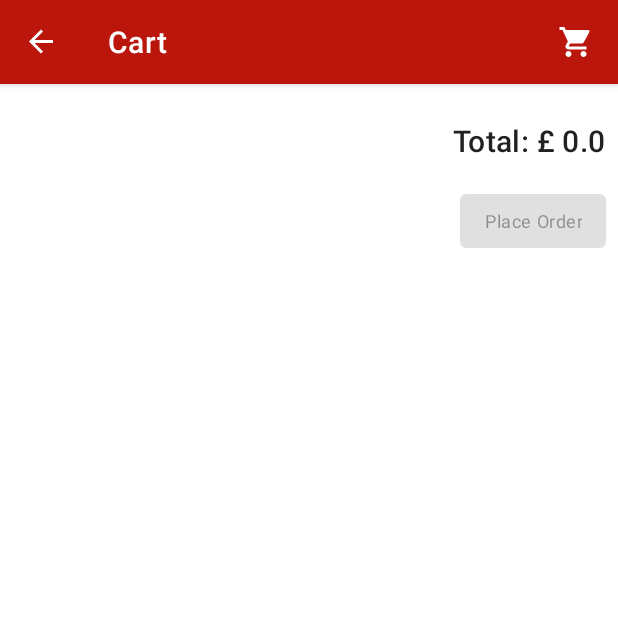
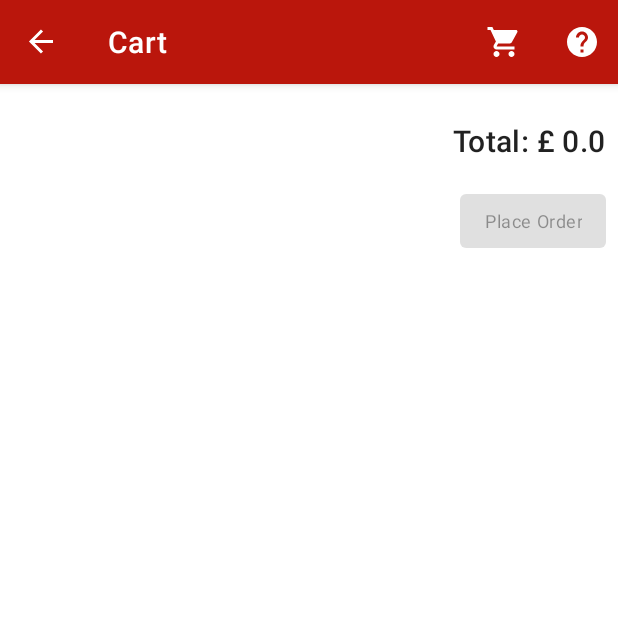
Before and after one commit to CurtisAbel/GoldenShoeAndroidApp, an Android app: the CartFragment screen opened through its navigation route, on a phone screen of 412 x 824 dp, the top half of it. Run offline under Robolectric (Android 15) with nearby library versions, the phone set to English and light mode, and no system bars; our stand-ins replace navigation-ui; pictures from the network do not load; 5 statements that could not run were skipped.

Commit message:
added help fragment

```diff
--- a/app/src/main/java/com/project/goldenshoe/views/HomeActivity.java
+++ b/app/src/main/java/com/project/goldenshoe/views/HomeActivity.java
@@ -75,10 +75,12 @@ public class HomeActivity extends AppCompatActivity {
         return super.onSupportNavigateUp();
     }
 
-    //displays cart and badge of number of items in cart in actionBar of app
+    //navigation buttons and functions
     @Override
     public boolean onCreateOptionsMenu(Menu menu) {
+        //inflating cart and help icon on navigation
         getMenuInflater().inflate(R.menu.home_menu, menu);
+
 
 
         MenuItem menuItem = menu.findItem(R.id.cartFragment);
--- /dev/null
+++ b/app/src/main/res/drawable/ic_baseline_help_24.xml
@@ -0,0 +1,5 @@
+<vector android:height="24dp" android:tint="#FFFFFF"
+    android:viewportHeight="24" android:viewportWidth="24"
+    android:width="24dp" xmlns:android="http://schemas.android.com/apk/res/android">
+    <path android:fillColor="@android:color/white" android:pathData="M12,2C6.48,2 2,6.48 2,12s4.48,10 10,10 10,-4.48 10,-10S17.52,2 12,2zM13,19h-2v-2h2v2zM15.07,11.25l-0.9,0.92C13.45,12.9 13,13.5 13,15h-2v-0.5c0,-1.1 0.45,-2.1 1.17,-2.83l1.24,-1.26c0.37,-0.36 0.59,-0.86 0.59,-1.41 0,-1.1 -0.9,-2 -2,-2s-2,0.9 -2,2L8,9c0,-2.21 1.79,-4 4,-4s4,1.79 4,4c0,0.88 -0.36,1.68 -0.93,2.25z"/>
+</vector>
--- a/app/src/main/res/layout/fragment_cart.xml
+++ b/app/src/main/res/layout/fragment_cart.xml
@@ -3,27 +3,26 @@
     xmlns:app="http://schemas.android.com/apk/res-auto"
     xmlns:tools="http://schemas.android.com/tools"
     android:layout_width="match_parent"
-    android:layout_height="match_parent"
-   >
+    android:layout_height="match_parent">
 
     <LinearLayout
-        android:orientation="vertical"
-        tools:context=".views.CartFragment"
         android:layout_width="match_parent"
         android:layout_height="wrap_content"
->
+        android:orientation="vertical"
+        tools:context=".views.CartFragment">
+
         <androidx.recyclerview.widget.RecyclerView
             android:id="@+id/cartRecyclerView"
             android:layout_width="match_parent"
             android:layout_height="wrap_content"
             app:layoutManager="androidx.recyclerview.widget.LinearLayoutManager"
-            tools:listitem="@layout/cart_row"
             tools:itemCount="2"
-            />
+            tools:listitem="@layout/cart_row" />
 
         <Space
             android:layout_width="match_parent"
             android:layout_height="16dp" />
+
 
         <TextView
             android:id="@+id/orderTotalTextView"
@@ -32,8 +31,8 @@
             android:layout_gravity="end"
             android:layout_margin="8dp"
             android:text="Total: £ 12"
-                android:textAppearance="@style/TextAppearance.MaterialComponents.Headline6"
-                />
+            android:textAppearance="@style/TextAppearance.MaterialComponents.Headline6" />
+
 
         <Button
             android:id="@+id/placeOrderButton"
--- a/app/src/main/res/menu/home_menu.xml
+++ b/app/src/main/res/menu/home_menu.xml
@@ -10,6 +10,12 @@
         app:actionLayout="@layout/cart_action_item"
         />
 
+    <item
+        android:id="@+id/helpFragment"
+        android:title="Help"
+        android:icon="@drawable/ic_baseline_help_24"
+        app:showAsAction="always"
+        />
 
 
 </menu>
--- a/app/src/main/res/navigation/nav_graph.xml
+++ b/app/src/main/res/navigation/nav_graph.xml
@@ -20,6 +20,9 @@
         <action
             android:id="@+id/action_productsFragment_to_cartFragment"
             app:destination="@id/cartFragment" />
+        <action
+            android:id="@+id/action_productsFragment_to_helpFragment"
+            app:destination="@id/helpFragment" />
     </fragment>
     <fragment
         android:id="@+id/productsDetailFragment"
@@ -49,4 +52,9 @@
             android:id="@+id/action_orderFragment_to_productsFragment"
             app:destination="@id/productsFragment" />
     </fragment>
+    <fragment
+        android:id="@+id/helpFragment"
+        android:name="com.project.goldenshoe.views.HelpFragment"
+        android:label="Help"
+        tools:layout="@layout/fragment_help" />
 </navigation>
```
Also changed, not shown: app/src/main/java/com/project/goldenshoe/views/HelpFragment.java (added, +27 -0 lines), app/src/main/res/layout/fragment_help.xml (added, +172 -0 lines), app/src/main/res/values/strings.xml (+2 -5 lines). Lines whose indentation alone changed are shown as unchanged.
